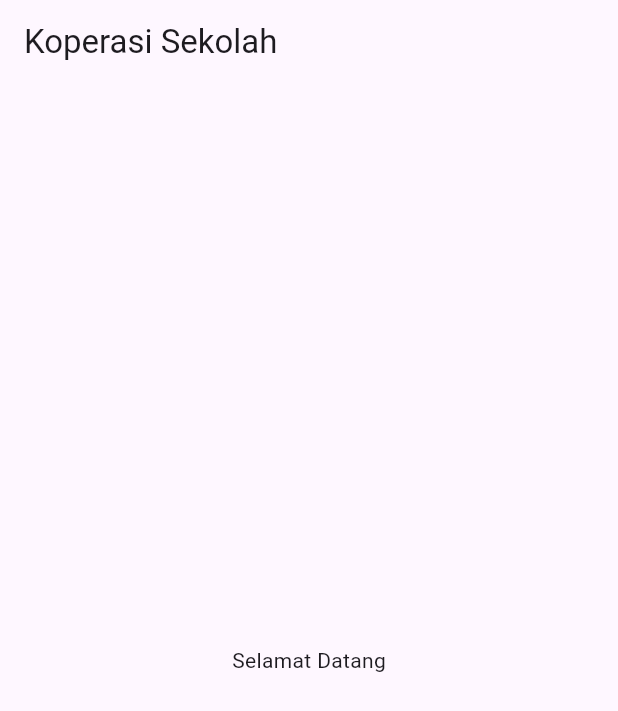
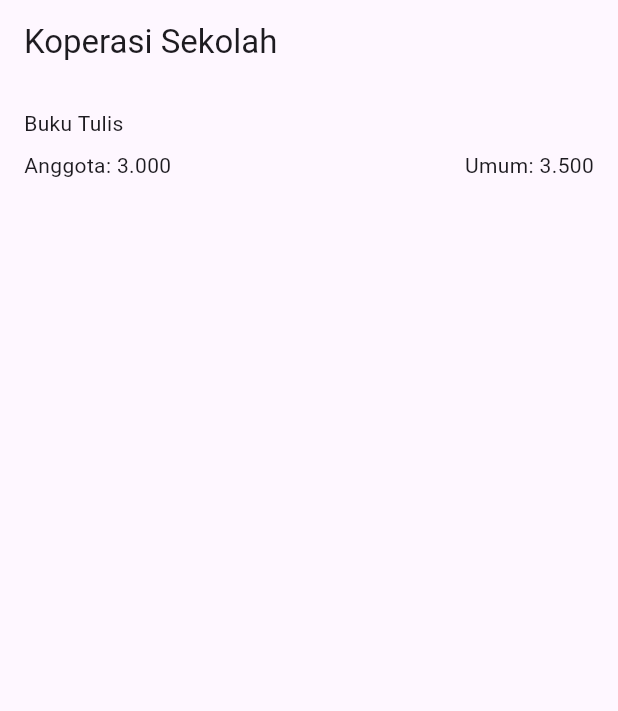
Before and after one commit to agisrpl1-maker/kopsis_ui, a Flutter app: the screen it shows after launch, on a phone screen of 412 x 824 dp. Shown: the top 711 px of the screen. Run offline on Flutter 3.47's test engine with Material 3 defaults, Android fonts, the phone set to English and light mode, and no system bars.

Commit message:
LKM-2 tata letak

```diff
--- a/lib/main.dart
+++ b/lib/main.dart
@@ -9,7 +9,23 @@ class MyApp extends StatelessWidget {
     return MaterialApp(
       home: Scaffold(
         appBar: AppBar(title: const Text('Koperasi Sekolah')),
-        body: const Center(child: Text('Selamat Datang')),
+        body: Container(
+          padding: const EdgeInsets.all(16),
+          child: Column(
+            crossAxisAlignment: CrossAxisAlignment.start,
+            children: [
+              const Text('Buku Tulis'),
+              const SizedBox(height: 8,),
+              Row(
+                mainAxisAlignment: MainAxisAlignment.spaceBetween,
+                children: const[
+                  Text('Anggota: 3.000'),
+                  Text('Umum: 3.500'),
+                ],
+              )
+            ],
+          ),
+        )
       ),
     );
   }
```
